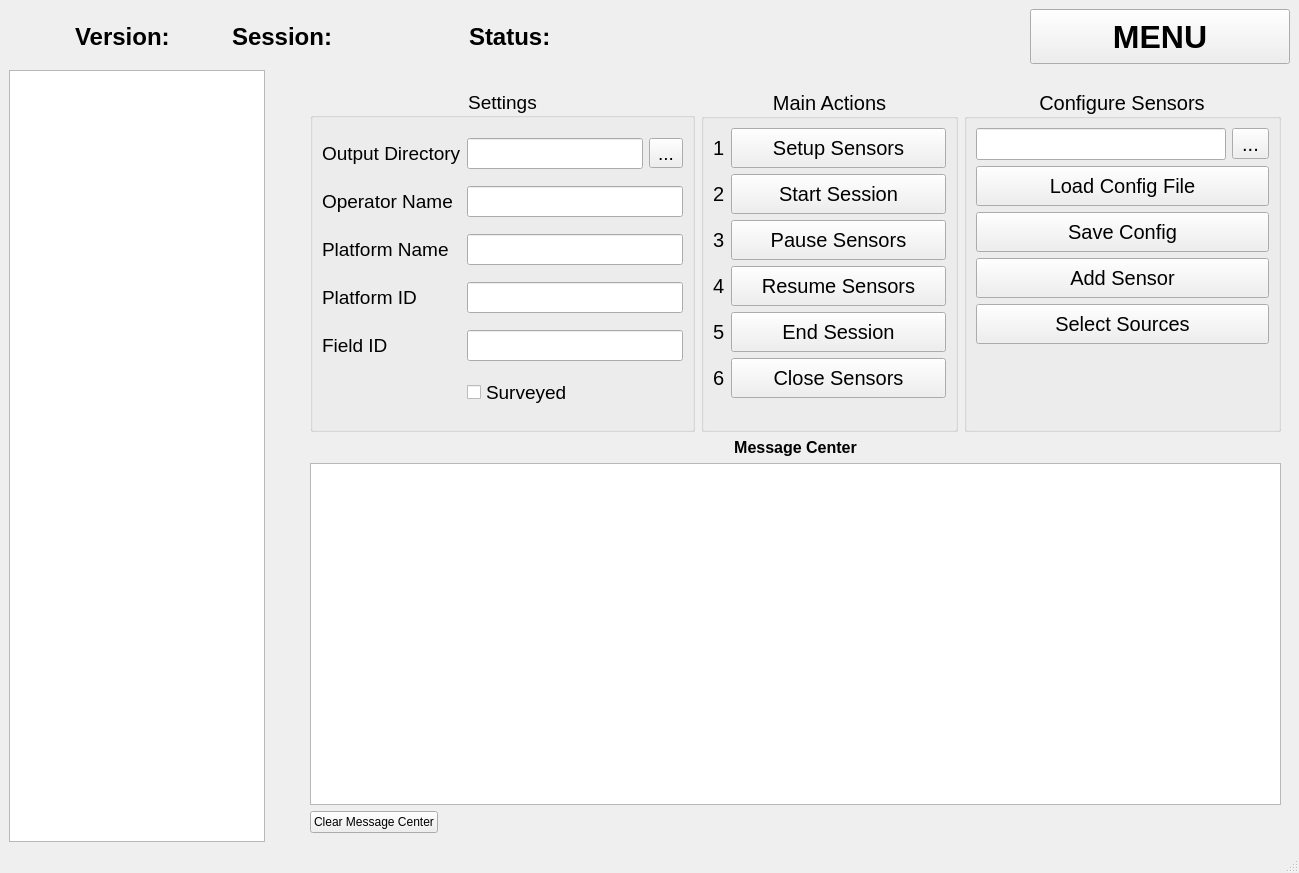
Old version of the form source/dysense_designer.ui in the repository DySense/DySense.
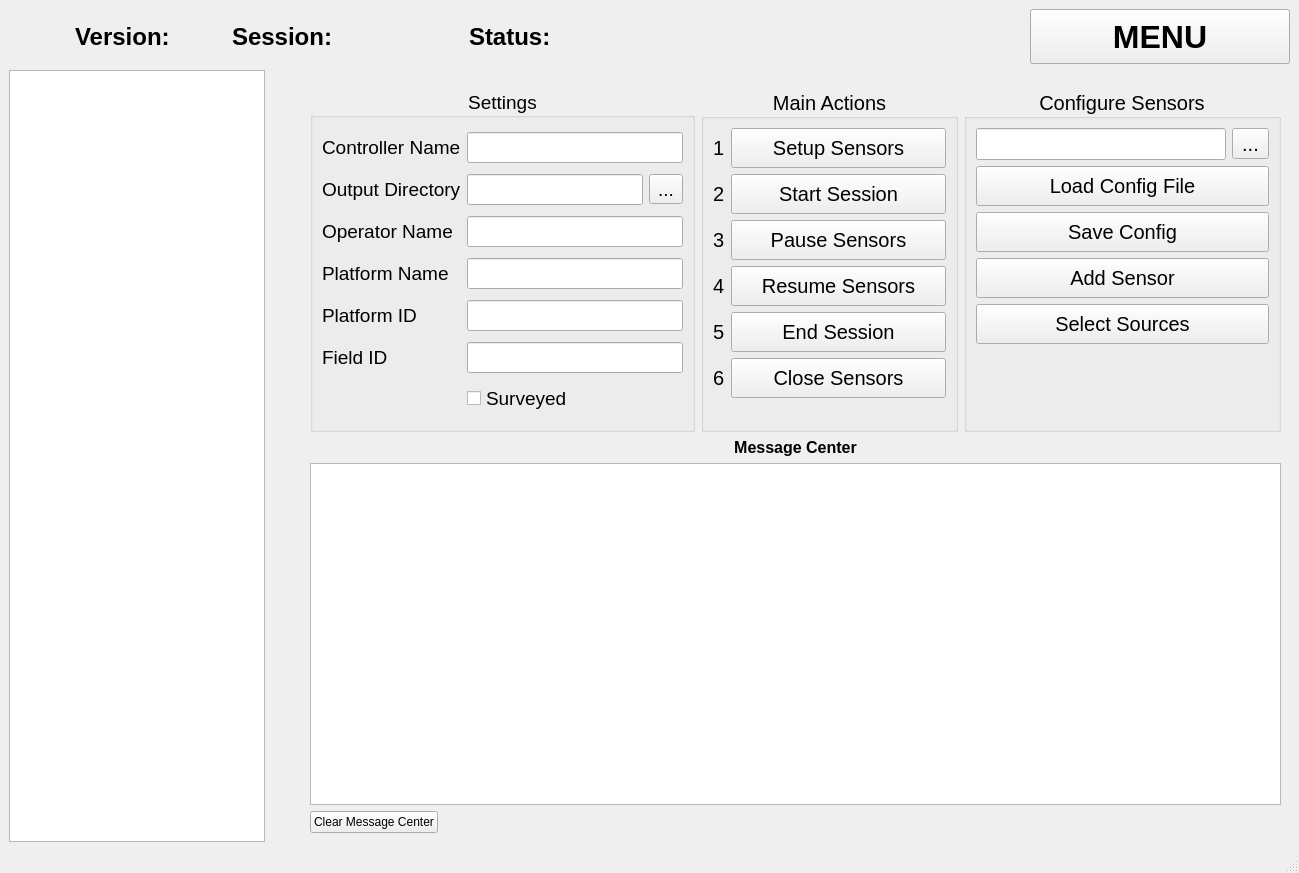
New version of the form.

Commit message: Allow user to change controller name (same thing as controller id)

```diff
--- a/source/dysense_designer.ui
+++ b/source/dysense_designer.ui
@@ -300,61 +300,61 @@
                  <set>Qt::AlignCenter</set>
                 </property>
                 <layout class="QGridLayout" name="gridLayout_4">
-                 <item row="0" column="0">
+                 <item row="1" column="0">
                   <widget class="QLabel" name="label">
                    <property name="text">
                     <string>Output Directory</string>
                    </property>
                   </widget>
                  </item>
-                 <item row="2" column="0">
+                 <item row="3" column="0">
                   <widget class="QLabel" name="platform_name_label">
                    <property name="text">
                     <string>Platform Name</string>
                    </property>
                   </widget>
                  </item>
-                 <item row="3" column="1">
+                 <item row="4" column="1">
                   <widget class="QLineEdit" name="platform_id_line_edit"/>
                  </item>
-                 <item row="3" column="0">
+                 <item row="4" column="0">
                   <widget class="QLabel" name="platform_id_label">
                    <property name="text">
                     <string>Platform ID</string>
                    </property>
                   </widget>
                  </item>
-                 <item row="4" column="0">
+                 <item row="5" column="0">
                   <widget class="QLabel" name="field_id_label">
                    <property name="text">
                     <string>Field ID</string>
                    </property>
                   </widget>
                  </item>
-                 <item row="5" column="1">
+                 <item row="6" column="1">
                   <widget class="QCheckBox" name="surveyed_check_box">
                    <property name="text">
                     <string>Surveyed</string>
                    </property>
                   </widget>
                  </item>
-                 <item row="4" column="1">
+                 <item row="5" column="1">
                   <widget class="QLineEdit" name="field_id_line_edit"/>
                  </item>
-                 <item row="2" column="1">
+                 <item row="3" column="1">
                   <widget class="QLineEdit" name="platform_name_line_edit"/>
                  </item>
-                 <item row="1" column="0">
+                 <item row="2" column="0">
                   <widget class="QLabel" name="operator_name_label">
                    <property name="text">
                     <string>Operator Name</string>
                    </property>
                   </widget>
                  </item>
-                 <item row="1" column="1">
+                 <item row="2" column="1">
                   <widget class="QLineEdit" name="operator_name_line_edit"/>
                  </item>
-                 <item row="0" column="1">
+                 <item row="1" column="1">
                   <layout class="QHBoxLayout" name="horizontalLayout_4">
                    <item>
                     <widget class="QLineEdit" name="output_directory_line_edit"/>
@@ -368,6 +368,16 @@
                    </item>
                   </layout>
                  </item>
+                 <item row="0" column="0">
+                  <widget class="QLabel" name="controller_name_label">
+                   <property name="text">
+                    <string>Controller Name</string>
+                   </property>
+                  </widget>
+                 </item>
+                 <item row="0" column="1">
+                  <widget class="QLineEdit" name="controller_name_line_edit"/>
+                 </item>
                 </layout>
                </widget>
               </item>
```
The commit also changes 5 other files.
